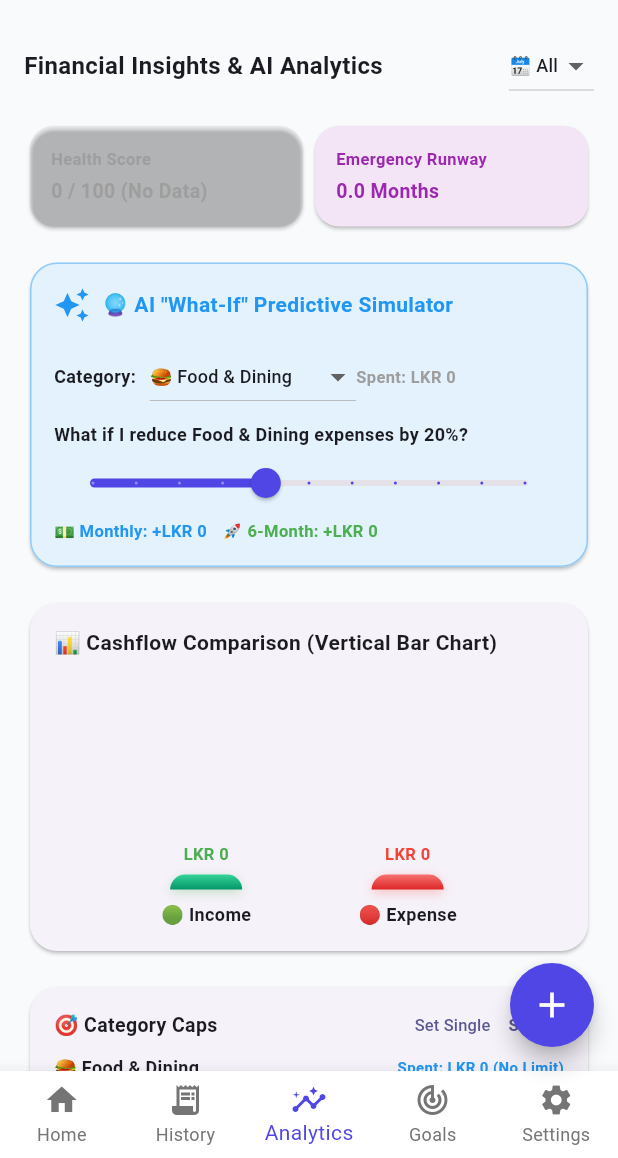
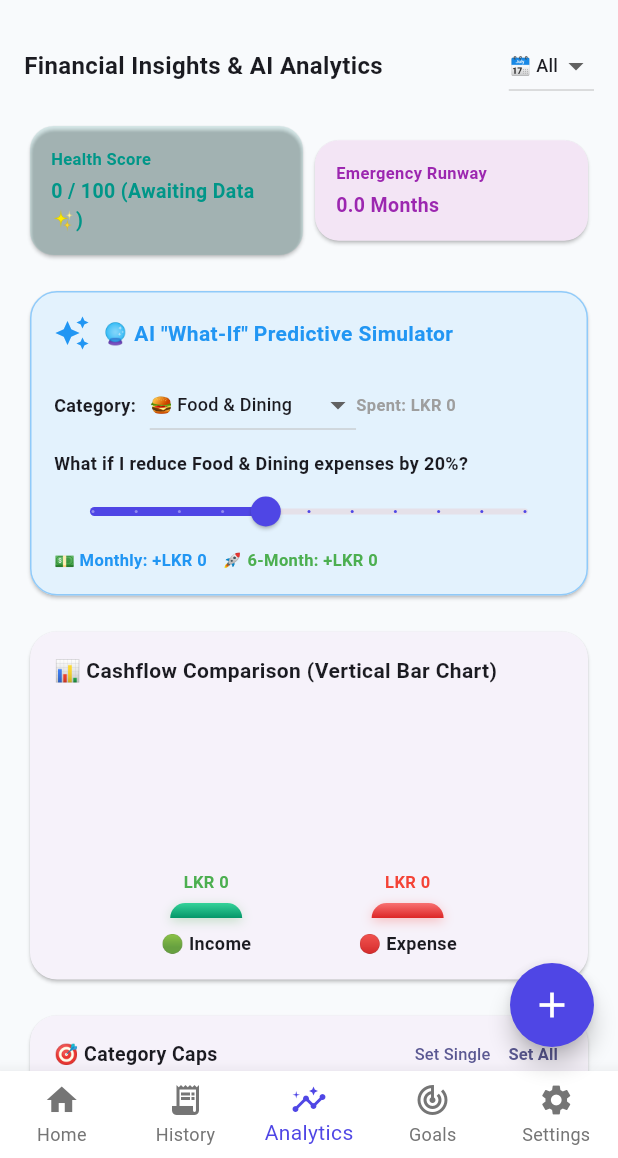
Before and after one commit to Kalana001/financeflow, a Flutter app: the DashboardScreen screen opened directly with empty values, item 3 of the bottom bar chosen, on a phone screen of 412 x 824 dp, the part 78-1236 px from its top. Run offline on Flutter 3.47's test engine with Material 3 defaults, Android fonts, the phone set to English and light mode, and no system bars; our stand-ins replace local_auth, shared_preferences, supabase_flutter; accounts and stored records are empty; Roboto replaces fonts that are missing (Outfit).

Commit message:
Update Health Score default card color to vibrant teal with Awaiting Data badge

```diff
--- a/lib/screens/dashboard.dart
+++ b/lib/screens/dashboard.dart
@@ -1405,8 +1405,8 @@ class _DashboardScreenState extends State<DashboardScreen> {
     final monthIncome = monthTxs.where((t) => t['type'] == 'income').fold(0.0, (s, t) => s + (double.tryParse(t['amount'].toString()) ?? 0.0));
     final monthExpense = monthTxs.where((t) => t['type'] == 'expense').fold(0.0, (s, t) => s + (double.tryParse(t['amount'].toString()) ?? 0.0));
 
-    String healthScoreText = '0 / 100 (No Data)';
-    Color healthColor = Colors.grey;
+    String healthScoreText = '0 / 100 (Awaiting Data ✨)';
+    Color healthColor = Colors.teal;
 
     if (monthIncome > 0) {
       final scoreVal = (((monthIncome - monthExpense) / monthIncome) * 100).clamp(0, 100);
@@ -1424,8 +1424,8 @@ class _DashboardScreenState extends State<DashboardScreen> {
       healthScoreText = '0 / 100 (Overbudget)';
       healthColor = Colors.red;
     } else {
-      healthScoreText = '0 / 100 (No Data)';
-      healthColor = Colors.grey;
+      healthScoreText = '0 / 100 (Awaiting Data ✨)';
+      healthColor = Colors.teal;
     }
 
     final double runwayMonths = monthExpense > 0
```
